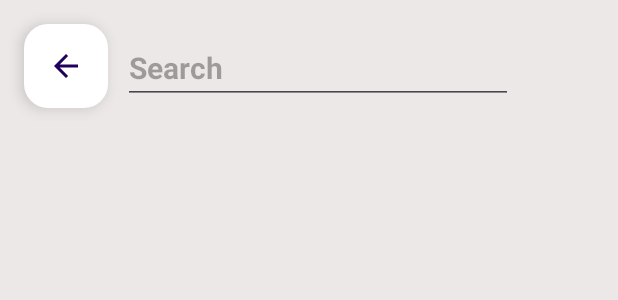
After one commit to wwweblo/Wardrobe-mobile-app, an Android app: the layout fragment_outfit_search.xml on its own in the app's theme, with its tools: preview values and no code run, on a phone screen of 412 x 824 dp. The commit adds this screen. Shown: the top 300 px of the screen. Run offline under Robolectric (Android 15) with nearby library versions, the phone set to English and light mode, and no system bars.

Commit message:
2.2.2 Поиск по образу

```diff
--- a/app/src/main/java/com/example/coursework/fragments/Outfits/list/OutfitListFragment.kt
+++ b/app/src/main/java/com/example/coursework/fragments/Outfits/list/OutfitListFragment.kt
@@ -65,6 +65,10 @@ class OutfitListFragment : Fragment() {
         addButton.setOnClickListener {
             findNavController().navigate(R.id.action_outfitListFragment_to_outfitAddFragment)
         }
+        val searchButton = view.findViewById<ImageButton>(R.id.outfit_list_search_button)
+        searchButton.setOnClickListener {
+            findNavController().navigate(R.id.action_outfitListFragment_to_outfitSearchFragment)
+        }
     }
 
     private fun updateAdapter(){
--- /dev/null
+++ b/app/src/main/res/layout/fragment_outfit_search.xml
@@ -0,0 +1,46 @@
+<?xml version="1.0" encoding="utf-8"?>
+<androidx.constraintlayout.widget.ConstraintLayout xmlns:android="http://schemas.android.com/apk/res/android"
+    xmlns:app="http://schemas.android.com/apk/res-auto"
+    xmlns:tools="http://schemas.android.com/tools"
+    android:layout_width="match_parent"
+    android:layout_height="match_parent"
+    android:background="@color/light_gray"
+    tools:context=".fragments.Clothes.list.ListFragment">
+
+    <com.google.android.material.floatingactionbutton.FloatingActionButton
+        android:id="@+id/outfit_search_back_button"
+        android:layout_width="wrap_content"
+        android:layout_height="wrap_content"
+        android:layout_marginStart="16dp"
+        android:layout_marginTop="16dp"
+        android:clickable="true"
+        android:src="@drawable/ic_back_arrow"
+        app:backgroundTint="@color/white"
+        app:layout_constraintStart_toStartOf="parent"
+        app:layout_constraintTop_toTopOf="parent" />
+
+    <androidx.recyclerview.widget.RecyclerView
+        android:id="@+id/outfit_search_recyclerView"
+        android:layout_width="0dp"
+        android:layout_height="0dp"
+        android:backgroundTint="@color/light_gray"
+        app:layout_constraintBottom_toBottomOf="parent"
+        app:layout_constraintEnd_toEndOf="parent"
+        app:layout_constraintStart_toStartOf="parent"
+        app:layout_constraintTop_toBottomOf="@id/outfit_search_back_button" />
+
+    <EditText
+        android:id="@+id/outfit_search_editText"
+        android:layout_width="260dp"
+        android:layout_height="44dp"
+        android:layout_marginStart="10dp"
+        android:layout_marginTop="25dp"
+        android:ems="10"
+        android:hint="Search"
+        android:inputType="text"
+        android:textSize="20sp"
+        android:textStyle="bold"
+        app:layout_constraintStart_toEndOf="@+id/outfit_search_back_button"
+        app:layout_constraintTop_toTopOf="parent" />
+
+</androidx.constraintlayout.widget.ConstraintLayout>
--- a/app/src/main/res/values/strings.xml
+++ b/app/src/main/res/values/strings.xml
@@ -45,7 +45,6 @@
     <string name="type">Type</string>
 
 
-
     <string name="choose_clothes_to_add">Choose clothes to add them to outfit</string>
 
 </resources>
```
Also changed, not shown: app/src/main/java/com/example/coursework/fragments/Outfits/search/OutfitSearchAdapter.kt (added, +75 -0 lines), app/src/main/java/com/example/coursework/fragments/Outfits/search/OutfitSearchFragment.kt (added, +97 -0 lines), app/src/main/res/navigation/my_nav.xml (+17 -0 lines).
